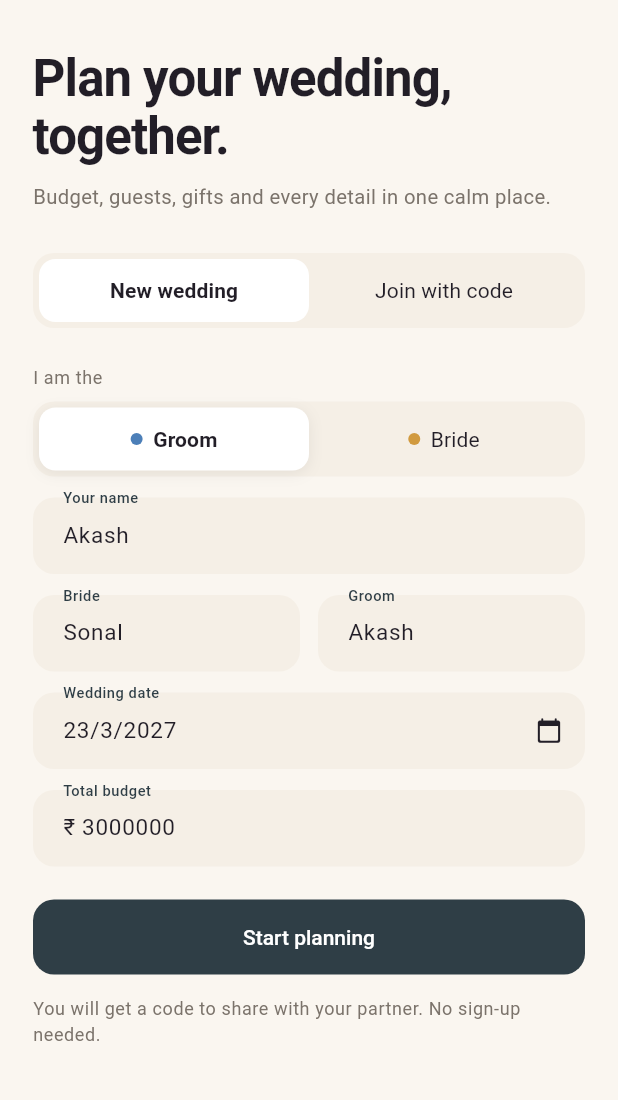
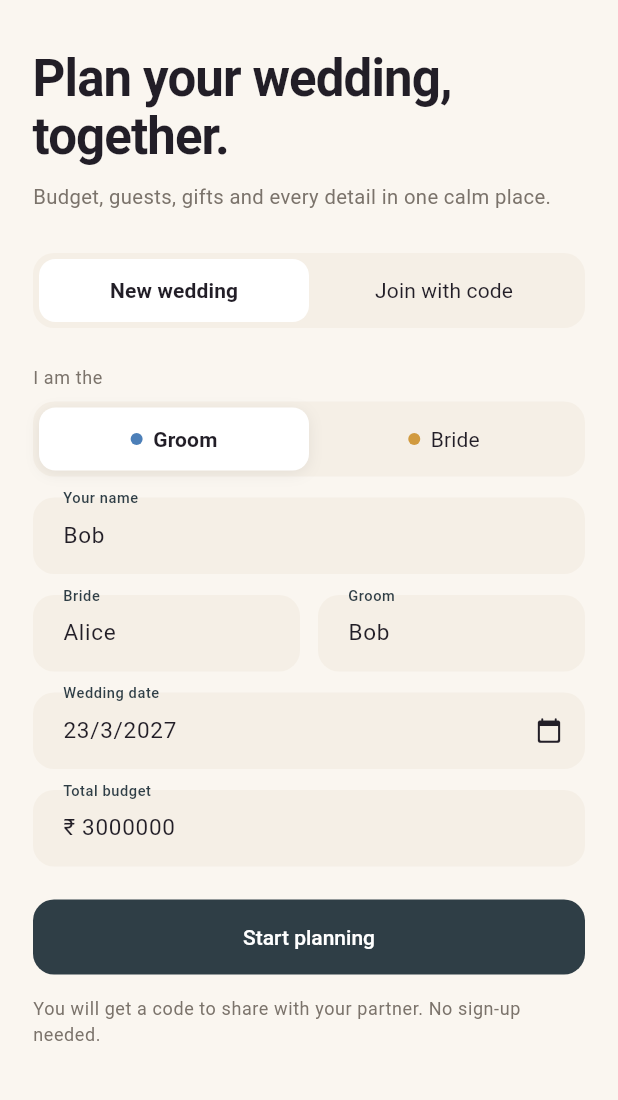
Before and after one commit to IamAKX/knots, a Flutter app: the screen it shows after launch, on a phone screen of 412 x 824 dp, the part 80-1180 px from its top. Run offline on Flutter 3.47's test engine with Material 3 defaults, Android fonts, the phone set to English and light mode, and no system bars; our stand-ins replace cloud_firestore, firebase_core, fl_chart, flutter_riverpod, go_router, shared_preferences and 1 more; missing offline and left inert: dart:js_interop; accounts and stored records are empty.

Commit message:
Rename sample couple to Alice & Bob
Default names on the welcome screen, code comments, pubspec description,
README examples and the dashboard screenshot now use Alice & Bob.

Co-Authored-By: Claude Opus 5.5 <noreply@anthropic.com>

```diff
--- a/lib/data/store.dart
+++ b/lib/data/store.dart
@@ -123,7 +123,7 @@ String _four(String name, Random r) {
 }
 
 /// 8 letters: first 4 of the bride's name + first 4 of the groom's name
-/// (e.g. Sonal + Akash -> SONAAKAS).
+/// (e.g. Alice + Bob -> ALICBOBX; short names are padded with random letters).
 String newCode(String bride, String groom) {
   final r = Random.secure();
   return _four(bride, r) + _four(groom, r);
@@ -145,7 +145,7 @@ class Repo {
     required String myName,
   }) async {
     // Keep the code unique and 8 characters: on a clash the number replaces
-    // the last letters (SONAAKAS -> SONAAKA1, SONAAKA2 ... SONAAK10).
+    // the last letters (ALICBOBX -> ALICBOB1, ALICBOB2 ... ALICBO10).
     final base = newCode(bride, groom);
     var id = base;
     for (var i = 1; (await _wref(id).get()).exists; i++) {
--- a/lib/features/welcome.dart
+++ b/lib/features/welcome.dart
@@ -16,9 +16,9 @@ class _WelcomePageState extends ConsumerState<WelcomePage> {
   bool _busy = false;
   String? _err;
   String _side = 'groom';
-  final _me = TextEditingController(text: 'Akash');
-  final _groom = TextEditingController(text: 'Akash');
-  final _bride = TextEditingController(text: 'Sonal');
+  final _me = TextEditingController(text: 'Bob');
+  final _groom = TextEditingController(text: 'Bob');
+  final _bride = TextEditingController(text: 'Alice');
   final _budget = TextEditingController(text: '3000000');
   final _code = TextEditingController();
   DateTime _date = DateTime.now().add(const Duration(days: 120));
--- a/pubspec.yaml
+++ b/pubspec.yaml
@@ -1,5 +1,5 @@
 name: knots
-description: "Knots - wedding planner for Akash & Sonal."
+description: "Knots - wedding planner for Alice & Bob."
 # The following line prevents the package from being accidentally published to
 # pub.dev using `flutter pub publish`. This is preferred for private packages.
 publish_to: 'none' # Remove this line if you wish to publish to pub.dev
```
Also changed, not shown: 2 other files.
